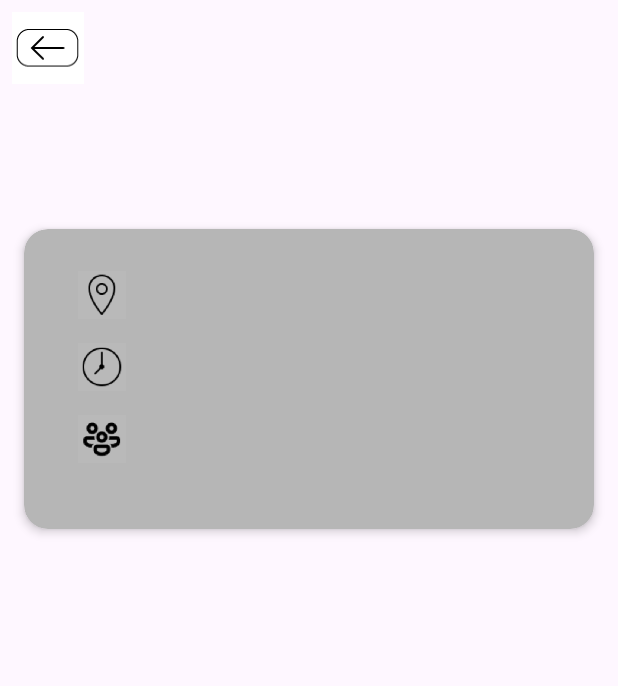
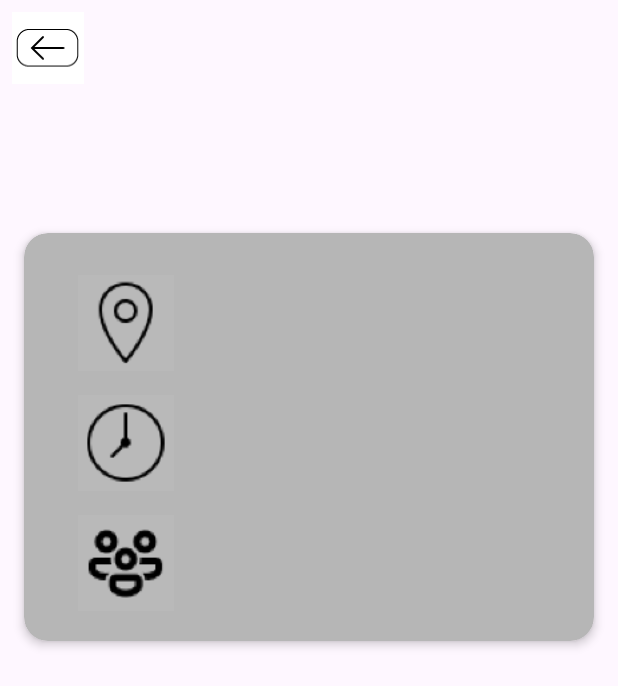
Before and after one commit to ElHurron/sma5-gc-hp, an Android app: the TrainingDetailsActivity screen opened directly, with no data from a screen before it, on a phone screen of 412 x 824 dp. Shown: the top 686 px of the screen. Run offline under Robolectric (Android 15) with nearby library versions, the light colour scheme and no system bars; our stand-ins replace Firebase (no records; nobody signed in at launch, a user with empty details on screens opened directly); 1 statement that could not run was skipped.

Commit message:
add new layout

```diff
--- a/SMA5Training/app/src/main/res/layout/activity_training_details.xml
+++ b/SMA5Training/app/src/main/res/layout/activity_training_details.xml
@@ -24,7 +24,7 @@
         android:layout_width="wrap_content"
         android:layout_height="wrap_content"
         tools:text="Training #1"
-        android:textSize="18dp"
+        android:textSize="24dp"
         app:layout_constraintStart_toEndOf="@id/btnBack"
         app:layout_constraintTop_toTopOf="@id/btnBack"
         app:layout_constraintBottom_toBottomOf="@id/btnBack"
@@ -39,14 +39,14 @@
         app:layout_constraintEnd_toEndOf="parent"
         app:layout_constraintTop_toTopOf="parent"
         android:textAlignment="center"
-        android:textSize="30dp"
+        android:textSize="32dp"
         android:layout_marginTop="96dp"
         android:layout_marginStart="@dimen/distance_medium" />
 
     <androidx.cardview.widget.CardView
         android:id="@+id/cvwTrainingsDetails"
         android:layout_width="0dp"
-        android:layout_height="200dp"
+        android:layout_height="272dp"
         android:layout_margin="16dp"
         android:layout_marginTop="120dp"
         app:cardCornerRadius="16dp"
@@ -66,8 +66,8 @@
 
         <ImageView
             android:id="@+id/imgLocation"
-            android:layout_width="@dimen/distance_large"
-            android:layout_height="@dimen/distance_large"
+            android:layout_width="@dimen/distance_xxlarge"
+            android:layout_height="@dimen/distance_xxlarge"
             android:src="@mipmap/icon_location"
             app:layout_constraintStart_toStartOf="parent"
             app:layout_constraintTop_toTopOf="parent"
@@ -81,6 +81,7 @@
                 android:layout_width="0dp"
                 android:layout_height="wrap_content"
                 tools:text="Sportplatz Weitra"
+                android:textSize="24dp"
                 app:layout_constraintStart_toEndOf="@id/imgLocation"
                 app:layout_constraintEnd_toEndOf="parent"
                 app:layout_constraintTop_toTopOf="@id/imgLocation"
@@ -89,8 +90,8 @@
 
             <ImageView
                 android:id="@+id/imgTime"
-                android:layout_width="@dimen/distance_large"
-                android:layout_height="@dimen/distance_large"
+                android:layout_width="@dimen/distance_xxlarge"
+                android:layout_height="@dimen/distance_xxlarge"
                 android:src="@mipmap/icon_uhr"
                 app:layout_constraintTop_toBottomOf="@id/imgLocation"
                 app:layout_constraintStart_toStartOf="parent"
@@ -103,6 +104,7 @@
                 android:layout_width="0dp"
                 android:layout_height="wrap_content"
                 tools:text="19:00 Uhr"
+                android:textSize="24dp"
                 app:layout_constraintStart_toEndOf="@id/imgTime"
                 app:layout_constraintEnd_toEndOf="parent"
                 app:layout_constraintTop_toTopOf="@id/imgTime"
@@ -111,8 +113,8 @@
 
             <ImageView
                 android:id="@+id/imgGroup"
-                android:layout_width="@dimen/distance_large"
-                android:layout_height="@dimen/distance_large"
+                android:layout_width="@dimen/distance_xxlarge"
+                android:layout_height="@dimen/distance_xxlarge"
                 android:src="@mipmap/icon_group"
                 app:layout_constraintTop_toBottomOf="@id/imgTime"
                 app:layout_constraintStart_toStartOf="parent"
@@ -125,6 +127,7 @@
                 android:layout_width="0dp"
                 android:layout_height="wrap_content"
                 tools:text="14 haben bisher zugesagt"
+                android:textSize="24dp"
                 app:layout_constraintStart_toEndOf="@id/imgGroup"
                 app:layout_constraintEnd_toEndOf="parent"
                 app:layout_constraintTop_toTopOf="@id/imgGroup"
```
